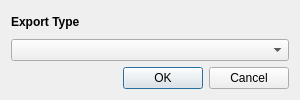
pabrivjim/Proteus-TFG, file proteus/resources/ui/export.ui: the form before one commit.
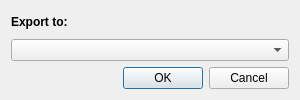
The form after the commit.

```diff
--- a/proteus/resources/ui/export.ui
+++ b/proteus/resources/ui/export.ui
@@ -23,7 +23,7 @@
       </font>
      </property>
      <property name="text">
-      <string>Export Type</string>
+      <string>Export to:</string>
      </property>
     </widget>
    </item>
```
